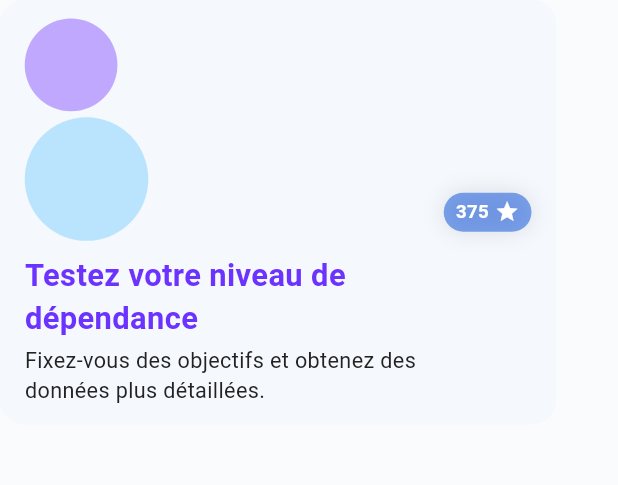
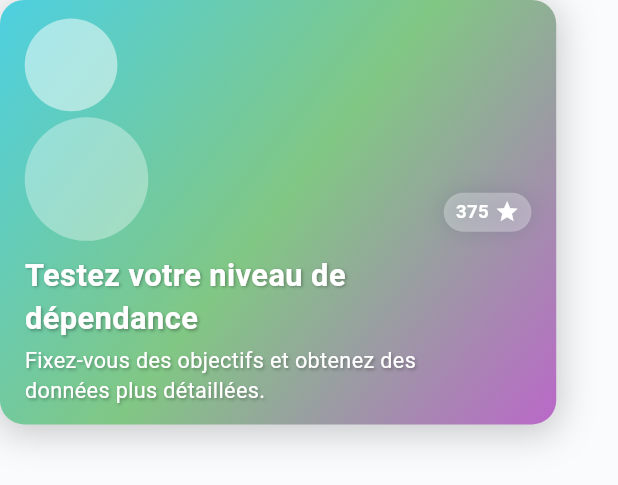
Before and after one commit to LaChancee/hygie-mobile, a Flutter app: the Cards widget shown alone on an empty page, opened directly, on a phone screen of 412 x 824 dp. Shown: the top 485 px of the screen. Run offline on Flutter 3.47's test engine with Material 3 defaults, Android fonts, the light colour scheme and no system bars; our stand-ins replace cloud_firestore, firebase_auth, firebase_core; missing offline and left inert: widgetbook, widgetbook_annotation; accounts and stored records are empty; statements that could not run were skipped.

Commit message:
Enhance dashboard and signup UI with gradient backgrounds, responsive design, and visual improvements

```diff
--- a/lib/presentation/dashboard/addiction_card.dart
+++ b/lib/presentation/dashboard/addiction_card.dart
@@ -16,8 +16,25 @@ class Cards extends StatelessWidget {
             vertical: screenHeight * 0.015,
           ),
           decoration: BoxDecoration(
-            color: Color(0xFFF5F8FC),
+            gradient: LinearGradient(
+              begin: Alignment.topLeft,
+              end: Alignment.bottomRight,
+              colors: [
+                Color(0xFF4DD0E1), // Bleu cyan vif
+                Color(0xFF81C784), // Vert vif
+                Color(0xFFBA68C8), // Violet vif
+              ],
+              stops: [0.0, 0.5, 1.0],
+            ),
             borderRadius: BorderRadius.circular(16),
+            boxShadow: [
+              BoxShadow(
+                color: Colors.black.withOpacity(0.2),
+                blurRadius: 20,
+                spreadRadius: 2,
+                offset: Offset(0, 4),
+              ),
+            ],
           ),
           child: Row(
             mainAxisAlignment: MainAxisAlignment.spaceBetween,
@@ -30,18 +47,18 @@ class Cards extends StatelessWidget {
                       width: screenWidth * 0.15,
                       height: screenWidth * 0.15,
                       decoration: BoxDecoration(
-                        color: Color(0xB2A885FF),
+                        color: Colors.white.withOpacity(0.5),
                         shape: BoxShape.circle,
                       ),
                     ),
                     const SizedBox(height: 4),
                     Opacity(
-                      opacity: 0.50,
+                      opacity: 0.7,
                       child: Container(
                         width: screenWidth * 0.2,
                         height: screenWidth * 0.2,
                         decoration: BoxDecoration(
-                          color: Color(0xFF80D1FF),
+                          color: Colors.white.withOpacity(0.5),
                           shape: BoxShape.circle,
                         ),
                       ),
@@ -50,18 +67,32 @@ class Cards extends StatelessWidget {
                     Text(
                       'Testez votre niveau de dépendance',
                       style: TextStyle(
-                        color: Color(0xFF6C33FF),
+                        color: Colors.white,
                         fontSize: screenWidth * 0.05,
                         fontWeight: FontWeight.w700,
+                        shadows: [
+                          Shadow(
+                            color: Colors.black.withOpacity(0.3),
+                            blurRadius: 2,
+                            offset: Offset(1, 1),
+                          ),
+                        ],
                       ),
                     ),
                     const SizedBox(height: 4),
                     Text(
                       'Fixez-vous des objectifs et obtenez des données plus détaillées.',
                       style: TextStyle(
-                        color: Color(0xFF222222),
+                        color: Colors.white,
                         fontSize: screenWidth * 0.035,
                         height: 1.4,
+                        shadows: [
+                          Shadow(
+                            color: Colors.black.withOpacity(0.3),
+                            blurRadius: 2,
+                            offset: Offset(1, 1),
+                          ),
+                        ],
                       ),
                     ),
                   ],
@@ -70,7 +101,7 @@ class Cards extends StatelessWidget {
               Container(
                 padding: EdgeInsets.symmetric(horizontal: 8, vertical: 4),
                 decoration: BoxDecoration(
-                  color: Color(0x7F044BD9),
+                  color: Colors.white.withOpacity(0.3),
                   borderRadius: BorderRadius.circular(999),
                   boxShadow: [
                     BoxShadow(
@@ -90,7 +121,8 @@ class Cards extends StatelessWidget {
                       ),
                     ),
                     SizedBox(width: 4),
-                    Icon(Icons.star, size: screenWidth * 0.04, color: Colors.white),
+                    Icon(Icons.star,
+                        size: screenWidth * 0.04, color: Colors.white),
                   ],
                 ),
               ),
--- a/lib/presentation/dashboard/context_card.dart
+++ b/lib/presentation/dashboard/context_card.dart
@@ -11,9 +11,9 @@ class CardsContext extends StatelessWidget {
         width: screenWidth > 600 ? 400 : double.infinity, // Largeur adaptative
         padding: const EdgeInsets.all(24),
         decoration: BoxDecoration(
-          color: Colors.transparent, // Couleur de fond transparente
+          color: Colors.transparent,
           borderRadius: BorderRadius.circular(16),
-          boxShadow: [], // Retirer l'ombre
+          border: Border.all(color: Colors.white.withOpacity(0.3), width: 1),
         ),
         child: Column(
           crossAxisAlignment: CrossAxisAlignment.start,
@@ -59,7 +59,7 @@ class CardsContext extends StatelessWidget {
                 Expanded(
                   child: ElevatedButton.icon(
                     onPressed: () {},
-                    icon: Icon(Icons.add, color: Colors.white), // Changer l'icône ici
+                    icon: Icon(Icons.add, color: Colors.white),
                     label: Text(
                       'Consommation',
                       style: TextStyle(fontSize: 16, color: Colors.white),
```
Also changed, not shown: lib/presentation/authentification/signup.dart (+10 -1 lines), lib/presentation/dashboard/content_dashboard.dart (+25 -3 lines), lib/presentation/dashboard/new_dashboard.dart (+15 -2 lines).
